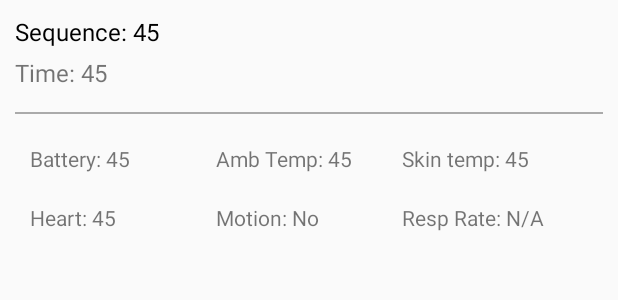
After one commit to MouleshS/androidcomplete, an Android app: the layout vital_item_row.xml on its own in the app's theme, with its tools: preview values and no code run, on a phone screen of 412 x 824 dp. The commit adds this screen. Shown: the top 300 px of the screen. Run offline under Robolectric (Android 15) with nearby library versions, the phone set to English and light mode, and no system bars.

Commit message:
displaying the broadcast

```diff
--- a/app/src/main/res/values/strings.xml
+++ b/app/src/main/res/values/strings.xml
@@ -1,3 +1,3 @@
 <resources>
-    <string name="app_name">AndroidComplete</string>
+    <string name="app_name">Daytoday Braveheart</string>
 </resources>
--- /dev/null
+++ b/detail/src/main/res/layout/vital_item_row.xml
@@ -0,0 +1,97 @@
+<?xml version="1.0" encoding="utf-8"?>
+<LinearLayout xmlns:android="http://schemas.android.com/apk/res/android"
+    xmlns:tools="http://schemas.android.com/tools"
+    android:layout_width="match_parent"
+    android:layout_height="wrap_content"
+    android:orientation="vertical"
+    android:padding="10dp">
+
+    <TextView
+        android:id="@+id/sequenceTxt"
+        android:layout_width="wrap_content"
+        android:layout_height="wrap_content"
+        android:textColor="@android:color/black"
+        android:textSize="16sp"
+        tools:text="Sequence: 45" />
+
+    <TextView
+        android:id="@+id/timeText"
+        android:layout_width="wrap_content"
+        android:layout_height="wrap_content"
+        android:layout_marginTop="5dp"
+        android:layout_marginBottom="5dp"
+        android:textSize="16sp"
+        tools:text="Time: 45" />
+
+    <View
+        android:layout_width="match_parent"
+        android:layout_height="1dp"
+        android:layout_marginTop="10dp"
+        android:layout_marginBottom="10dp"
+        android:background="@android:color/darker_gray" />
+
+    <LinearLayout
+        android:layout_width="match_parent"
+        android:layout_height="wrap_content"
+        android:orientation="horizontal"
+        android:padding="10dp">
+
+        <TextView
+            android:id="@+id/batteryTxt"
+            android:layout_width="0dp"
+            android:layout_height="wrap_content"
+            android:layout_weight="1"
+            android:textSize="14sp"
+            tools:text="Battery: 45" />
+
+        <TextView
+            android:id="@+id/ambientTemp"
+            android:layout_width="0dp"
+            android:layout_height="wrap_content"
+            android:layout_weight="1"
+            android:textSize="14sp"
+            tools:text="Amb Temp: 45" />
+
+        <TextView
+            android:id="@+id/skinTemp"
+            android:layout_width="0dp"
+            android:layout_height="wrap_content"
+            android:layout_weight="1"
+            android:textSize="14sp"
+            tools:text="Skin temp: 45" />
+
+    </LinearLayout>
+
+    <LinearLayout
+        android:layout_width="match_parent"
+        android:layout_height="wrap_content"
+        android:orientation="horizontal"
+        android:padding="10dp">
+
+        <TextView
+            android:id="@+id/heartRateTxt"
+            android:layout_width="0dp"
+            android:layout_height="wrap_content"
+            android:layout_weight="1"
+            android:textSize="14sp"
+            tools:text="Heart: 45" />
+
+        <TextView
+            android:id="@+id/motionTxt"
+            android:layout_width="0dp"
+            android:layout_height="wrap_content"
+            android:layout_weight="1"
+            android:textSize="14sp"
+            tools:text="Motion: No" />
+
+        <TextView
+            android:id="@+id/respiratoryRateTxt"
+            android:layout_width="0dp"
+            android:layout_height="wrap_content"
+            android:layout_weight="1"
+            android:text="Resp Rate: N/A"
+            android:textSize="14sp" />
+
+    </LinearLayout>
+
+</LinearLayout>
```
Also changed, not shown: detail/src/main/java/com/androidcomplete/detail/ui/DetailFragment.kt (+116 -32 lines), detail/src/main/java/com/androidcomplete/detail/ui/VitalHolder.kt (added, +31 -0 lines), detail/src/main/java/com/androidcomplete/detail/ui/VitalsAdapter.kt (added, +31 -0 lines), detail/src/main/res/layout/detail_fragment.xml (+10 -4 lines).
